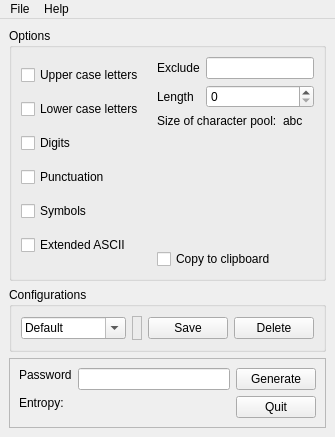
Old version of the form mainwindow.ui in the repository TimAllman/Password-Beaver.
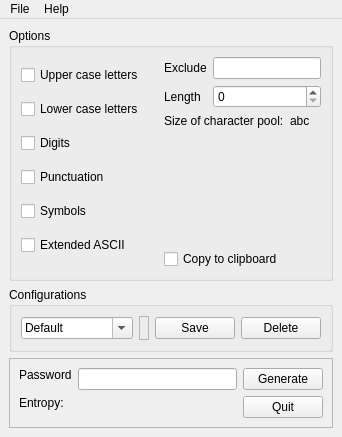
New version of the form. Icons and pictures are not drawn. Custom widgets are drawn as their Qt base class.

Commit message: Devel checkin.

```diff
--- a/mainwindow.ui
+++ b/mainwindow.ui
@@ -6,7 +6,7 @@
    <rect>
     <x>0</x>
     <y>0</y>
-    <width>335</width>
+    <width>342</width>
     <height>437</height>
    </rect>
   </property>
@@ -310,7 +310,7 @@
        <enum>QFrame::StyledPanel</enum>
       </property>
       <property name="frameShadow">
-       <enum>QFrame::Sunken</enum>
+       <enum>QFrame::Raised</enum>
       </property>
       <property name="lineWidth">
        <number>0</number>
@@ -427,7 +427,7 @@
     <rect>
      <x>0</x>
      <y>0</y>
-     <width>335</width>
+     <width>342</width>
      <height>22</height>
     </rect>
    </property>
```
The commit also changes 2 other files.
